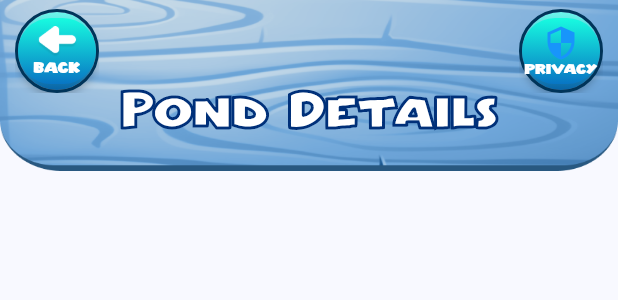
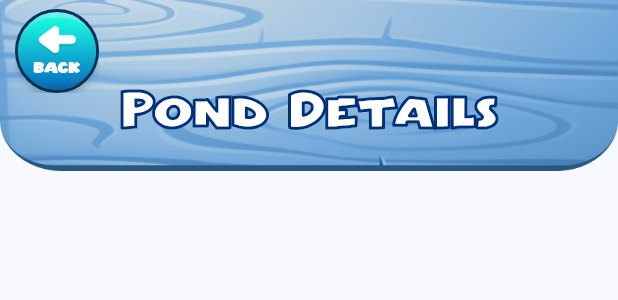
Before and after one commit to jaanaling/pond, a Flutter app: the AppBarWidget widget shown alone on an empty page, opened directly, on a phone screen of 412 x 824 dp. Shown: the top 300 px of the screen. Run offline on Flutter 3.47's test engine with Material 3 defaults, Android fonts, the phone set to English and light mode, and no system bars; our stand-ins replace bloc, equatable, firebase_core, flutter_bloc, flutter_spinkit, gap and 5 more; missing offline and left inert: core_amplitude, core_logic; accounts and stored records are empty; statements that could not run were skipped.

Commit message:
fixed privacy

```diff
--- a/lib/ui_kit/app_bar/app_bar.dart
+++ b/lib/ui_kit/app_bar/app_bar.dart
@@ -97,7 +97,7 @@ class AppBarWidget extends StatelessWidget {
             ],
           ),
         ),
-        if (hasBackIcon)
+        if (hasPrivacy)
           Positioned(
             top: 6 + MediaQuery.of(context).padding.top,
             right: 10,
@@ -113,14 +113,14 @@ class AppBarWidget extends StatelessWidget {
                   child: Column(
                     mainAxisSize: MainAxisSize.min,
                     children: [
-                      Icon(Icons.security),
+                      Icon(Icons.security, color: Colors.white,),
                       const Gap(1),
                       const Text(
                         'privacy',
                         textAlign: TextAlign.center,
                         style: TextStyle(
                           color: Colors.white,
-                          fontSize: 11,
+                          fontSize: 10,
                           fontFamily: 'Araside',
                           fontWeight: FontWeight.w400,
                           height: 0,
--- a/pubspec.yaml
+++ b/pubspec.yaml
@@ -1,7 +1,7 @@
 name: pond_care
 description: "A new Flutter project."
 publish_to: 'none'
-version: 1.1.0
+version: 1.2.0
 
 environment:
   sdk: '>=3.4.0 <4.0.0'
```
Also changed, not shown: lib/src/feature/pond/presentation/privacy_screen.dart (+15 -12 lines).
